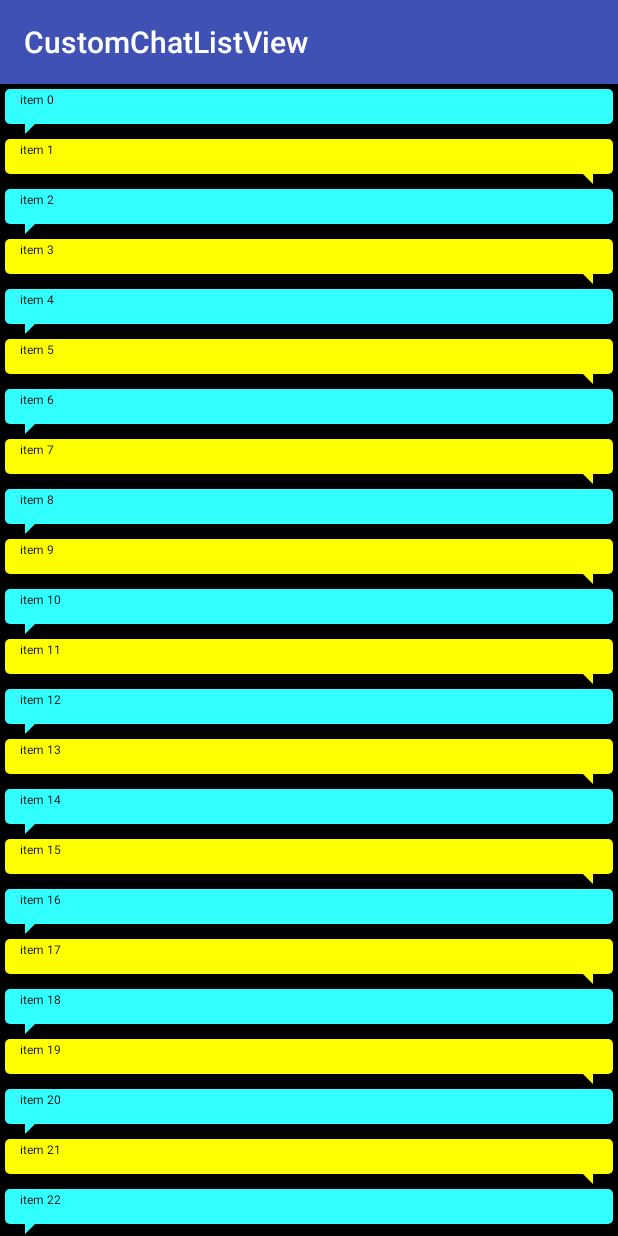
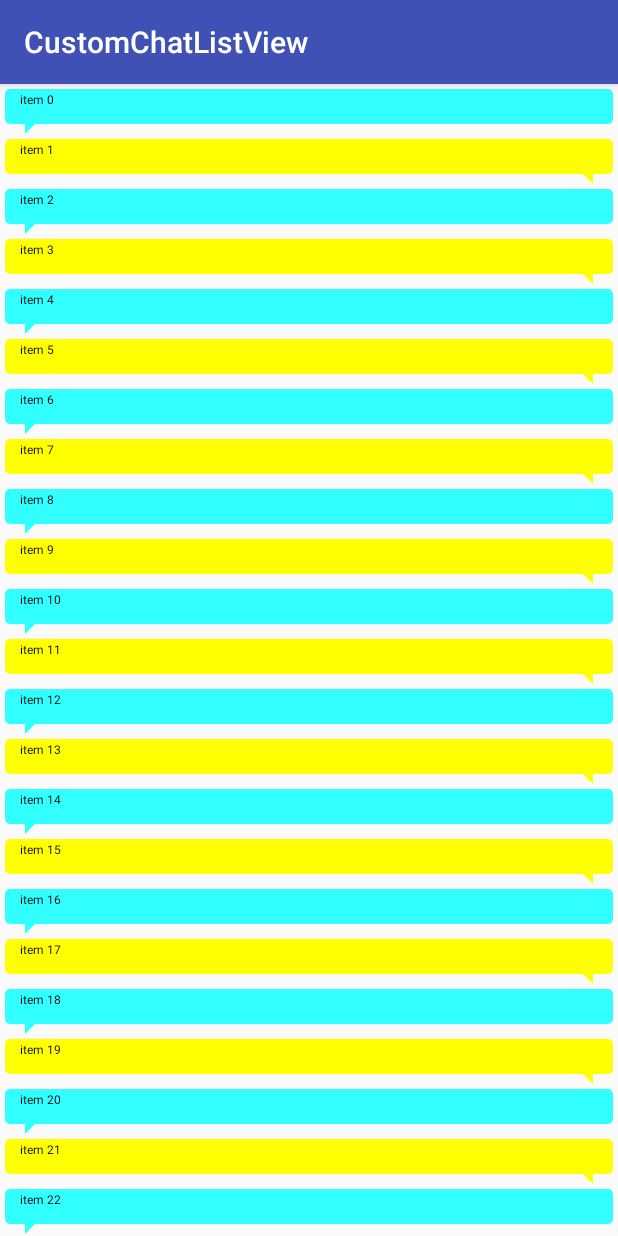
Before and after one commit to pinetree408/AndroidCustomChatListView, an Android app: the screen it shows after launch (MainActivity), on a phone screen of 412 x 824 dp. Run offline under Robolectric (Android 15) with nearby library versions, the phone set to English and light mode, and no system bars.

Commit message:
Move styling logic to xml

```diff
--- a/app/src/main/java/com/pinetree408/pp/customchatlistview/MainActivity.java
+++ b/app/src/main/java/com/pinetree408/pp/customchatlistview/MainActivity.java
@@ -34,7 +34,5 @@ public class MainActivity extends AppCompatActivity {
         ma = new MyAdapter(this, 0, list);
 
         lv.setAdapter(ma);
-        lv.setDivider(null);
-        lv.setDividerHeight(0);
     }
 }
--- a/app/src/main/java/com/pinetree408/pp/customchatlistview/ui/MyView.java
+++ b/app/src/main/java/com/pinetree408/pp/customchatlistview/ui/MyView.java
@@ -61,7 +61,6 @@ public class MyView extends View {
                 break;
         }
 
-        canvas.drawColor(Color.BLACK);
         canvas.drawRoundRect(rf, RX, RY, bp);
         canvas.drawPath(path, bp);
         canvas.drawText(getText(), 20, 20, tp);
--- a/app/src/main/res/layout/activity_main.xml
+++ b/app/src/main/res/layout/activity_main.xml
@@ -7,6 +7,9 @@
     <ListView
         android:id="@+id/listview"
         android:layout_width="match_parent"
-        android:layout_height="match_parent" />
+        android:layout_height="match_parent"
+        android:divider="@null"
+        android:dividerHeight="0dp"
+        />
 
 </LinearLayout>
```
